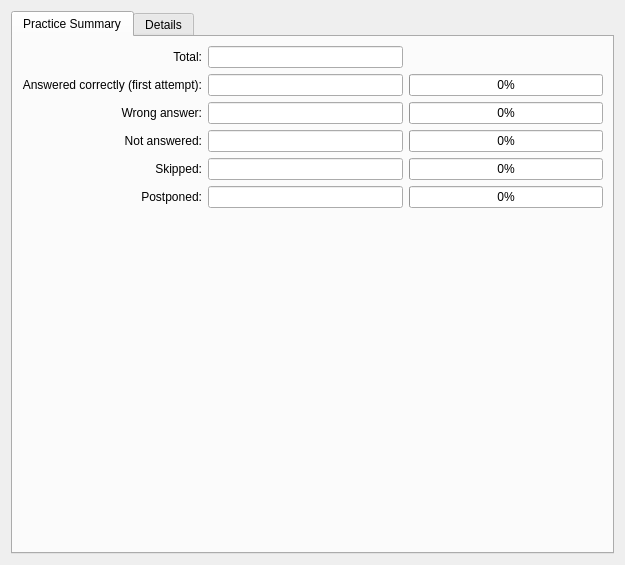
The window that src/practice/practicesummarywidget.ui (KDE/parley) describes before a commit, drawn with Qt 5.
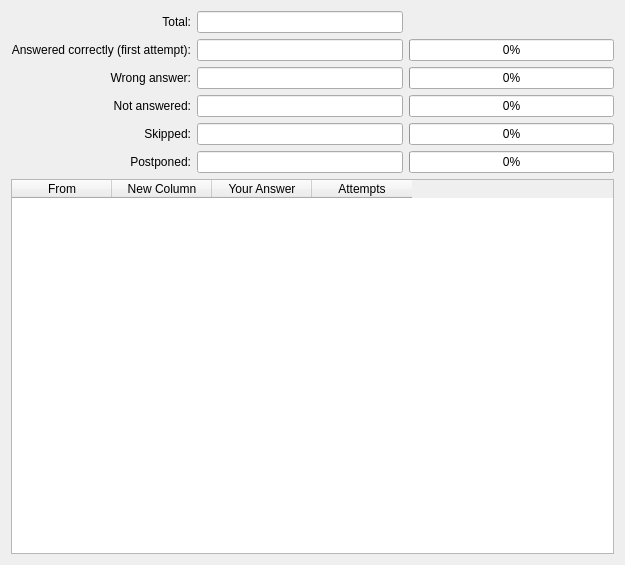
The same window after the commit. The open tabs and pages were chosen to show the change. Custom widgets are drawn as their Qt base class.

Commit message: get rid of the tabs in the summary statistics window

```diff
--- a/src/practice/practicesummarywidget.ui
+++ b/src/practice/practicesummarywidget.ui
@@ -10,16 +10,8 @@
     <height>565</height>
    </rect>
   </property>
-  <layout class="QHBoxLayout" name="horizontalLayout">
+  <layout class="QVBoxLayout" name="verticalLayout">
    <item>
-    <widget class="QTabWidget" name="tabWidget">
-     <property name="currentIndex">
-      <number>1</number>
-     </property>
-     <widget class="QWidget" name="generalTab">
-      <attribute name="title">
-       <string>Practice Summary</string>
-      </attribute>
       <layout class="QGridLayout" name="gridLayout">
        <item row="0" column="0">
         <widget class="QLabel" name="label">
@@ -179,26 +171,8 @@
          </property>
         </widget>
        </item>
-       <item row="6" column="0">
-        <spacer name="verticalSpacer">
-         <property name="orientation">
-          <enum>Qt::Vertical</enum>
-         </property>
-         <property name="sizeHint" stdset="0">
-          <size>
-           <width>20</width>
-           <height>40</height>
-          </size>
-         </property>
-        </spacer>
-       </item>
-      </layout>
-     </widget>
-     <widget class="QWidget" name="tab_2">
-      <attribute name="title">
-       <string>Details</string>
-      </attribute>
-      <layout class="QHBoxLayout" name="horizontalLayout_2">
+    </layout>
+   </item>
        <item>
         <widget class="QTableWidget" name="tableWidget">
          <column>
@@ -221,10 +195,6 @@
            <string>Attempts</string>
           </property>
          </column>
-        </widget>
-       </item>
-      </layout>
-     </widget>
     </widget>
    </item>
   </layout>
```
Lines whose indentation alone changed are shown as unchanged.
